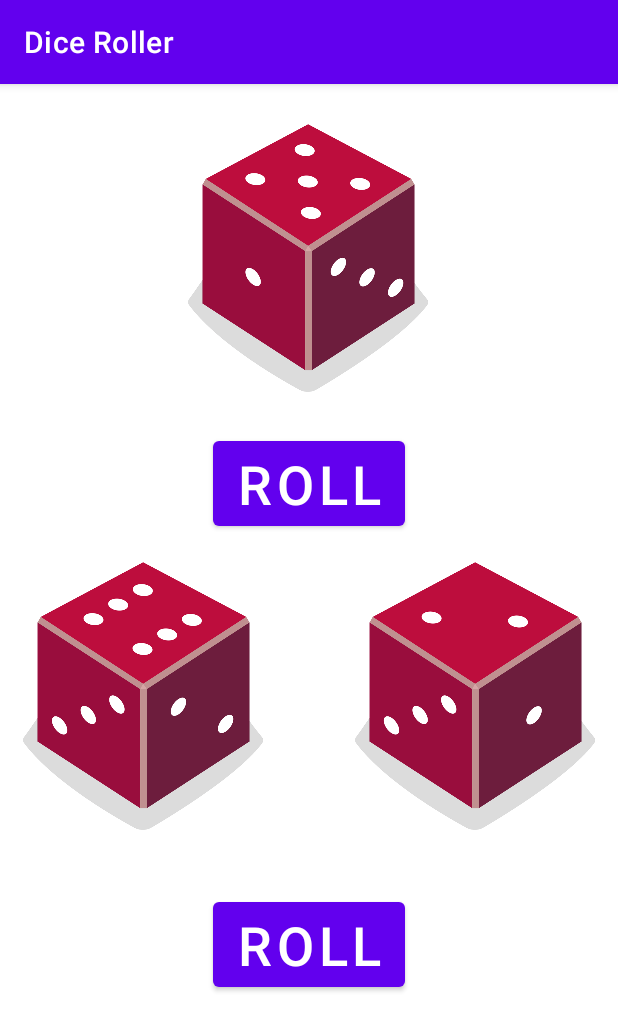
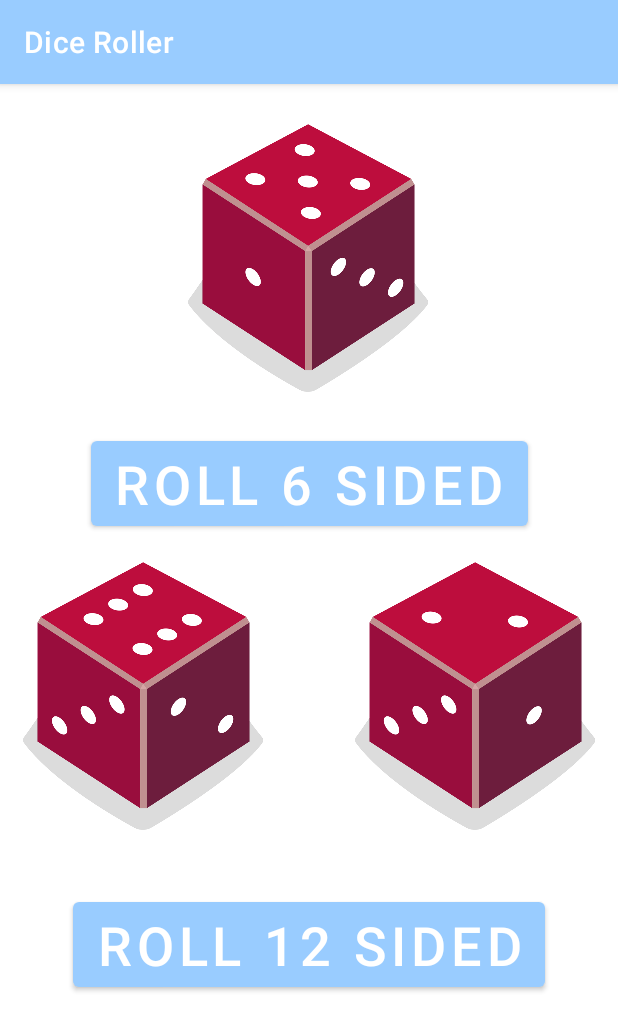
Before and after one commit to AJVEATS/DiceRollerApplication, an Android app: the screen it shows after launch (MainActivity), on a phone screen of 412 x 824 dp. Shown: the top 1031 px of the screen. Run offline under Robolectric (Android 15) with nearby library versions, the phone set to English and light mode, and no system bars.

Commit message:
Changed banner and button colour

```diff
--- a/app/src/main/res/layout/activity_main.xml
+++ b/app/src/main/res/layout/activity_main.xml
@@ -22,7 +22,7 @@
         android:layout_width="wrap_content"
         android:layout_height="wrap_content"
         android:layout_marginTop="16dp"
-        android:text="@string/roll"
+        android:text="@string/roll_6_sided"
         android:textSize="36sp"
         app:layout_constraintEnd_toEndOf="parent"
         app:layout_constraintStart_toStartOf="parent"
@@ -33,7 +33,7 @@
         android:layout_width="wrap_content"
         android:layout_height="wrap_content"
         android:layout_marginTop="16dp"
-        android:text="@string/roll"
+        android:text="@string/roll_12_sided"
         android:textSize="36sp"
         app:layout_constraintBottom_toBottomOf="parent"
         app:layout_constraintEnd_toEndOf="parent"
--- a/app/src/main/res/values/colors.xml
+++ b/app/src/main/res/values/colors.xml
@@ -7,4 +7,5 @@
     <color name="teal_700">#FF018786</color>
     <color name="black">#FF000000</color>
     <color name="white">#FFFFFFFF</color>
+    <color name="grey">#99ccff</color>
 </resources>
--- a/app/src/main/res/values/strings.xml
+++ b/app/src/main/res/values/strings.xml
@@ -3,4 +3,6 @@
     <string name="roll">Roll</string>
     <string name="click_the_first_button_to_roll_a_6_sided_dice">Click the first button to roll a 6 sided dice</string>
     <string name="click_the_first_button_to_roll_a_12_sided_dice">Click the first button to roll a 12 sided dice</string>
+    <string name="roll_6_sided">roll 6 sided</string>
+    <string name="roll_12_sided">roll 12 sided</string>
 </resources>
--- a/app/src/main/res/values/themes.xml
+++ b/app/src/main/res/values/themes.xml
@@ -2,8 +2,8 @@
     <!-- Base application theme. -->
     <style name="Theme.DiceRoller" parent="Theme.MaterialComponents.DayNight.DarkActionBar">
         <!-- Primary brand color. -->
-        <item name="colorPrimary">@color/purple_500</item>
-        <item name="colorPrimaryVariant">@color/purple_700</item>
+        <item name="colorPrimary">@color/grey</item>
+        <item name="colorPrimaryVariant">@color/grey</item>
         <item name="colorOnPrimary">@color/white</item>
         <!-- Secondary brand color. -->
         <item name="colorSecondary">@color/teal_200</item>
```
